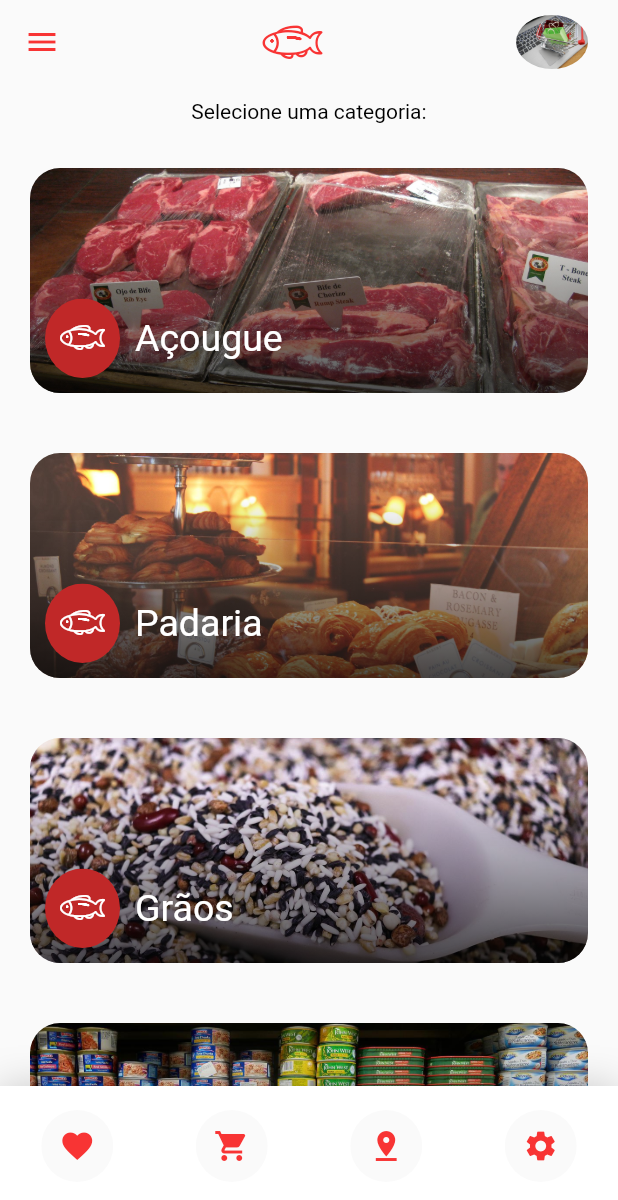
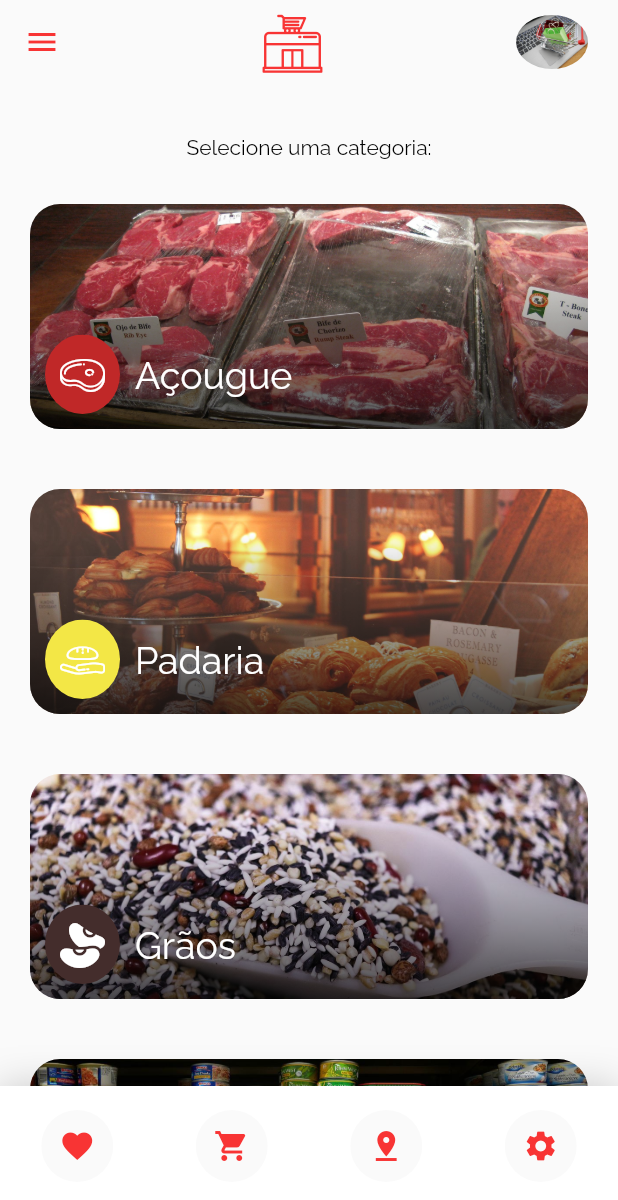
Before and after one commit to WalterLimaViana/marketOnline, a Flutter app: the CategoryListPage screen opened directly, on a phone screen of 412 x 824 dp. Shown: the top 1200 px of the screen. Run offline on Flutter 3.47's test engine with Material 2 defaults, Android fonts, the phone set to English and light mode, and no system bars.

Commit message:
created and updated subcategory acougue

```diff
--- a/lib/helpers/appcolors.dart
+++ b/lib/helpers/appcolors.dart
@@ -10,6 +10,10 @@ class AppColors {
   static const Color SEEDS = Color(0xFFC05D28);
   static const Color PASTRIES = Color(0xFF5D28C0);
   static const Color SPICES = Color(0xFF1BB1DE);
+  static const Color YELLOW = Color.fromARGB(255, 243, 231, 70);
+  static const Color GREEN = Color.fromARGB(255, 67, 233, 75);
+  static const Color PINK = Color.fromARGB(255, 240, 94, 167);
+  static const Color BROWN = Color.fromARGB(255, 68, 45, 44);
 
   // other colors
   static const Color DARK_GREEN = Color(0xFF1B6948);
--- a/lib/helpers/iconhelper.dart
+++ b/lib/helpers/iconhelper.dart
@@ -1,21 +1,24 @@
 class IconFontHelper {
-  static const String GUIDEDOG = 'a';
-  static const String CRUZ = 'b';
-  static const String AMBULANCE = 'c';
-  static const String LOGOGITHUB = 'd';
-  static const String PETS = 'e';
-  static const String HALFSTAR = 'f';
-  static const String FILLEDSTAR = 'g';
-  static const String HALFFILLEDSTAR = 'h';
-  static const String EMPTYSTAR = 'i';
-  static const String FUNNTCAT = 'j';
-  static const String RABBIT = 'k';
-  static const String BIRD = 'l';
-  static const String DOG = 'm';
-  static const String CAT = 'n';
-  static const String FISH = 'o';
-  static const String DOGHOUSE = 'p';
-  static const String RUNNINGDOG = 'q';
-  static const String BATHDOG = 'r';
-  static const String VETERINARY = 's';
+  static const String LATAFISH = 'a';
+  static const String ENLATADOS = 'b';
+  static const String BISCOITOS = 'c';
+  static const String PADARIA = 'd';
+  static const String PAO = 'e';
+  static const String FISH = 'f';
+  static const String VACA = 'g';
+  static const String GALINHA = 'h';
+  static const String PORCO = 'i';
+  static const String LIMPEZA = 'j';
+  static const String FRUTAS = 'k';
+  static const String DENTES = 'l';
+  static const String LEGUMES = 'm';
+  static const String BACK = 'n';
+  static const String SETTINGS = 'o';
+  static const String CARRINHO = 'p';
+  static const String CESTA = 'q';
+  static const String ACOUGUE = 'r';
+  static const String LOGO = 's';
+  static const String DRINKS = 't';
+  static const String BEANS = 'u';
+  static const String MILK = 'v';
 }
--- a/lib/helpers/util.dart
+++ b/lib/helpers/util.dart
@@ -1,6 +1,8 @@
 import 'package:marketonline/helpers/appcolors.dart';
 import 'package:marketonline/helpers/iconhelper.dart';
 import 'package:marketonline/models/category.dart';
+
+import '../models/subcategory.dart';
 
 class Utils {
   static List<Category> getMockedCategories() {
@@ -9,61 +11,82 @@ class Utils {
           color: AppColors.MEATS,
           name: "Açougue",
           imgName: 'acougue',
-          icon: IconFontHelper.FISH,
+          icon: IconFontHelper.ACOUGUE,
+          subCategories: [
+            SubCategory(
+                color: AppColors.SECUNDARY_COLOR,
+                name: "Bovina",
+                imgName: 'acougue',
+                icon: IconFontHelper.VACA),
+            SubCategory(
+                color: AppColors.SECUNDARY_COLOR,
+                name: "Suína",
+                imgName: 'acougue',
+                icon: IconFontHelper.PORCO),
+            SubCategory(
+                color: AppColors.SECUNDARY_COLOR,
+                name: "Galinha",
+                imgName: 'acougue',
+                icon: IconFontHelper.GALINHA),
+            SubCategory(
+                color: AppColors.SECUNDARY_COLOR,
+                name: "Peixes",
+                imgName: 'acougue',
+                icon: IconFontHelper.FISH),
+          ]),
+      Category(
+          color: AppColors.YELLOW,
+          name: "Padaria",
+          imgName: 'padaria',
+          icon: IconFontHelper.PADARIA,
           subCategories: []),
       Category(
-          color: AppColors.MEATS,
-          name: "Padaria",
-          imgName: 'padaria',
-          icon: IconFontHelper.FISH,
+          color: AppColors.BROWN,
+          name: "Grãos",
+          imgName: 'graos',
+          icon: IconFontHelper.BEANS,
           subCategories: []),
       Category(
-          color: AppColors.MEATS,
-          name: "Grãos",
-          imgName: 'graos',
-          icon: IconFontHelper.FISH,
+          color: AppColors.SEEDS,
+          name: "Enlatados",
+          imgName: 'enlatados',
+          icon: IconFontHelper.ENLATADOS,
           subCategories: []),
       Category(
-          color: AppColors.MEATS,
-          name: "Enlatados",
-          imgName: 'enlatados',
-          icon: IconFontHelper.FISH,
+          color: AppColors.GREEN,
+          name: "Hortifruti",
+          imgName: 'hortifruti',
+          icon: IconFontHelper.FRUTAS,
           subCategories: []),
       Category(
-          color: AppColors.MEATS,
-          name: "Hortifruti",
-          imgName: 'hortifruti',
-          icon: IconFontHelper.FISH,
+          color: AppColors.PASTRIES,
+          name: "Leite e Derivados",
+          imgName: 'leite',
+          icon: IconFontHelper.MILK,
           subCategories: []),
       Category(
-          color: AppColors.MEATS,
-          name: "Leite e Derivados",
-          imgName: 'leite',
-          icon: IconFontHelper.FISH,
+          color: AppColors.DARKER_GREEN,
+          name: "Biscoitos e Bolachas",
+          imgName: 'biscuit',
+          icon: IconFontHelper.BISCOITOS,
           subCategories: []),
       Category(
-          color: AppColors.MEATS,
-          name: "Biscoitos e Bolachas",
-          imgName: 'biscuit',
-          icon: IconFontHelper.FISH,
+          color: AppColors.LIGHTER_GREEN,
+          name: "Bebidas",
+          imgName: 'bebidas',
+          icon: IconFontHelper.DRINKS,
           subCategories: []),
       Category(
-          color: AppColors.MEATS,
-          name: "Bebidas",
-          imgName: 'bebidas',
-          icon: IconFontHelper.FISH,
+          color: AppColors.PINK,
+          name: "Produtos de Higiene",
+          imgName: 'higine-bucal',
+          icon: IconFontHelper.DENTES,
           subCategories: []),
       Category(
-          color: AppColors.MEATS,
-          name: "Produtos de Higiene",
-          imgName: 'higine-bucal',
-          icon: IconFontHelper.FISH,
-          subCategories: []),
-      Category(
-          color: AppColors.MEATS,
+          color: AppColors.YELLOW,
           name: "Produtos de Limpeza",
           imgName: 'produtos-limpeza',
-          icon: IconFontHelper.FISH,
+          icon: IconFontHelper.LIMPEZA,
           subCategories: []),
     ];
   }
--- a/lib/main.dart
+++ b/lib/main.dart
@@ -1,16 +1,16 @@
 import 'package:flutter/material.dart';
-import 'package:marketonline/pages/category_list_page.dart';
+import 'package:marketonline/helpers/util.dart';
+import 'package:marketonline/pages/selected_category_page.dart';
 import 'package:marketonline/pages/welcome_page.dart';
 import 'package:marketonline/splash_page.dart';
 import 'dart:ui';
 
 void main() {
   runApp(MaterialApp(
-      theme: ThemeData(fontFamily: 'Raleway'),
-      debugShowCheckedModeBanner: false,
-      home:
-          CategoryListPage() //SplashPage(duration: 3, goToPage: WelcomePage()),
-      ));
+    theme: ThemeData(fontFamily: 'Raleway'),
+    debugShowCheckedModeBanner: false,
+    home: SplashPage(duration: 3, goToPage: WelcomePage()),
+  ));
 }
 
 class IconFont extends StatelessWidget {
--- /dev/null
+++ b/lib/models/subcategory.dart
@@ -0,0 +1,12 @@
+import 'dart:ui';
+
+import 'category.dart';
+
+class SubCategory extends Category {
+  SubCategory({
+    String? name,
+    String? icon,
+    Color? color,
+    String? imgName,
+  }) : super(name: name, icon: icon, color: color, imgName: imgName);
+}
--- a/lib/pages/category_list_page.dart
+++ b/lib/pages/category_list_page.dart
@@ -8,6 +8,7 @@ import 'package:marketonline/pages/selected_category_page.dart';
 import 'package:marketonline/widgets/categorybottombar.dart';
 import 'package:marketonline/widgets/categorycard.dart';
 import 'package:marketonline/widgets/categoryicon.dart';
+import 'package:marketonline/widgets/main_appbar.dart';
 
 class CategoryListPage extends StatelessWidget {
   List<Category> categories = Utils.getMockedCategories();
@@ -18,25 +19,7 @@ class CategoryListPage extends StatelessWidget {
   Widget build(BuildContext context) {
     return Scaffold(
         drawer: Drawer(),
-        appBar: AppBar(
-          title: Center(
-            child: IconFont(
-              iconName: IconFontHelper.FISH,
-              color: AppColors.SECUNDARY_COLOR,
-              size: 40,
-            ),
-          ),
-          backgroundColor: Colors.transparent,
-          elevation: 0.0,
-          iconTheme: IconThemeData(color: AppColors.SECUNDARY_COLOR),
-          actions: [
-            Container(
-                margin: EdgeInsets.only(right: 10),
-                padding: EdgeInsets.all(10),
-                child: ClipOval(
-                    child: Image.asset('assets/imgs/shopping-venture.jpg')))
-          ],
-        ),
+        appBar: MainAppBar(),
         body: Container(
             child: Stack(children: [
           Column(
@@ -62,7 +45,10 @@ class CategoryListPage extends StatelessWidget {
                                   context,
                                   MaterialPageRoute(
                                       builder: (context) =>
-                                          SelectedCategoryPage()));
+                                          SelectedCategoryPage(
+                                            selectedCategory:
+                                                this.categories[index],
+                                          )));
                             });
                       }))
             ],
--- a/lib/pages/selected_category_page.dart
+++ b/lib/pages/selected_category_page.dart
@@ -1,15 +1,72 @@
 import 'dart:ui';
 
 import 'package:flutter/material.dart';
+import 'package:marketonline/models/category.dart';
+import 'package:marketonline/widgets/categoryicon.dart';
+import 'package:marketonline/widgets/main_appbar.dart';
 
 class SelectedCategoryPage extends StatelessWidget {
-  const SelectedCategoryPage({Key? key}) : super(key: key);
+  Category? selectedCategory;
+
+  SelectedCategoryPage({this.selectedCategory});
 
   @override
   Widget build(BuildContext context) {
     return Scaffold(
+      appBar: MainAppBar(),
       body: Container(
-        child: Center(child: Text('Categoria Selecionada!')),
+        child: Column(
+          children: [
+            Row(
+              mainAxisAlignment: MainAxisAlignment.center,
+              children: [
+                CategoryIcon(
+                  color: this.selectedCategory!.color,
+                  iconName: this.selectedCategory!.icon,
+                ),
+                SizedBox(width: 10),
+                Text(
+                  this.selectedCategory!.name!,
+                  style: TextStyle(
+                      color: this.selectedCategory!.color, fontSize: 20),
+                )
+              ],
+            ),
+            SizedBox(height: 30),
+            Expanded(
+              child: GridView.count(
+                crossAxisCount: 2,
+                children: List.generate(
+                    this.selectedCategory!.subCategories!.length, (index) {
+                  return GestureDetector(
+                    onTap: () {},
+                    child: Container(
+                        child: Column(
+                      children: [
+                        ClipOval(
+                            child: Image.asset(
+                                'assets/imgs/' +
+                                    this
+                                        .selectedCategory!
+                                        .subCategories![index]
+                                        .imgName! +
+                                    '.jpg',
+                                fit: BoxFit.cover,
+                                width: 100,
+                                height: 100)),
+                        SizedBox(height: 10),
+                        Text(
+                          this.selectedCategory!.subCategories![index].name!,
+                          style: TextStyle(color: this.selectedCategory!.color),
+                        )
+                      ],
+                    )),
+                  );
+                }),
+              ),
+            ),
+          ],
+        ),
       ),
     );
   }
--- a/lib/pages/welcome_page.dart
+++ b/lib/pages/welcome_page.dart
@@ -31,7 +31,7 @@ class WelcomePage extends StatelessWidget {
                       color: AppColors.SECUNDARY_COLOR,
                       alignment: Alignment.center,
                       child: IconFont(
-                          iconName: IconFontHelper.FISH,
+                          iconName: IconFontHelper.LOGO,
                           color: Colors.white,
                           size: 100),
                     ),
--- a/lib/splash_page.dart
+++ b/lib/splash_page.dart
@@ -19,7 +19,7 @@ class SplashPage extends StatelessWidget {
         child: Center(
             child: IconFont(
           color: Colors.white,
-          iconName: 'o',
+          iconName: 's',
           size: 100,
         )),
       ),
--- /dev/null
+++ b/lib/widgets/main_appbar.dart
@@ -0,0 +1,41 @@
+import 'package:flutter/material.dart';
+import 'package:marketonline/helpers/appcolors.dart';
+import 'package:marketonline/helpers/iconhelper.dart';
+import 'package:marketonline/main.dart';
+
+class MainAppBar extends StatefulWidget implements PreferredSizeWidget {
+  Color? themeColor;
+
+  MainAppBar({this.themeColor = AppColors.SECUNDARY_COLOR});
+
+  @override
+  MainAppBarState createState() => MainAppBarState();
+
+  @override
+  Size get preferredSize => new Size.fromHeight(80);
+}
+
+class MainAppBarState extends State<MainAppBar> {
+  @override
+  Widget build(BuildContext context) {
+    return AppBar(
+      title: Center(
+        child: IconFont(
+          iconName: IconFontHelper.LOGO,
+          color: widget.themeColor,
+          size: 40,
+        ),
+      ),
+      backgroundColor: Colors.transparent,
+      elevation: 0.0,
+      iconTheme: IconThemeData(color: widget.themeColor),
+      actions: [
+        Container(
+            margin: EdgeInsets.only(right: 10),
+            padding: EdgeInsets.all(10),
+            child: ClipOval(
+                child: Image.asset('assets/imgs/shopping-venture.jpg')))
+      ],
+    );
+  }
+}
--- a/pubspec.yaml
+++ b/pubspec.yaml
@@ -90,7 +90,7 @@ flutter:
     - family: marketonline
       fonts:
         - asset: fonts/marketonline.ttf
-    - family:
+    - family: Raleway
       fonts:
         - asset: fonts/Raleway-Bold.ttf
         - asset: fonts/Raleway-Regular.ttf
```
Also changed, not shown: fonts/marketonline.ttf.
